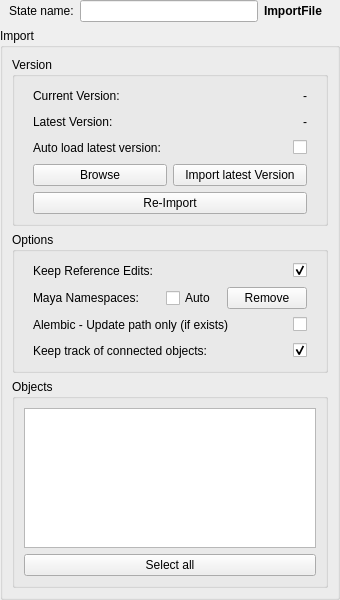
First picture: the form in Fusion/Scripts/StateManagerNodes/StateUserInterfaces/fus_Legacy3D_Import.ui, repository Animatect/Prism2_PluginFusion, before the edit.
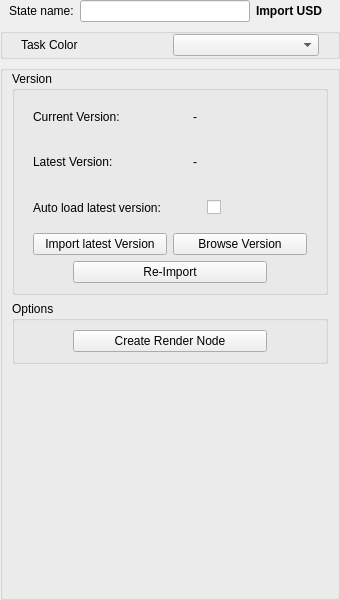
Second picture: the form after the edit.

Commit message: Main implementation for the new streamlined UI for the state which matches other import states

```diff
--- a/Fusion/Scripts/StateManagerNodes/StateUserInterfaces/fus_Legacy3D_Import.ui
+++ b/Fusion/Scripts/StateManagerNodes/StateUserInterfaces/fus_Legacy3D_Import.ui
@@ -73,25 +73,77 @@
          </font>
         </property>
         <property name="text">
-         <string>ImportFile</string>
+         <string>Import USD</string>
         </property>
        </widget>
       </item>
      </layout>
     </widget>
    </item>
+   <item>
+    <widget class="QGroupBox" name="gb_taskColor">
+     <property name="enabled">
+      <bool>true</bool>
+     </property>
+     <property name="alignment">
+      <set>Qt::AlignLeading|Qt::AlignLeft|Qt::AlignVCenter</set>
+     </property>
+     <property name="checkable">
+      <bool>false</bool>
+     </property>
+     <property name="checked">
+      <bool>false</bool>
+     </property>
+     <layout class="QHBoxLayout" name="f_taskColor">
+      <property name="leftMargin">
+       <number>18</number>
+      </property>
+      <property name="topMargin">
+       <number>0</number>
+      </property>
+      <property name="rightMargin">
+       <number>18</number>
+      </property>
+      <property name="bottomMargin">
+       <number>0</number>
+      </property>
+      <item>
+       <widget class="QLabel" name="l_taskColor">
+        <property name="text">
+         <string>Task Color</string>
+        </property>
+       </widget>
+      </item>
+      <item>
+       <widget class="QComboBox" name="cb_taskColor"/>
+      </item>
+     </layout>
+    </widget>
+   </item>
    <item>
     <widget class="QGroupBox" name="gb_import">
      <property name="title">
-      <string>Import</string>
+      <string/>
      </property>
      <layout class="QVBoxLayout" name="verticalLayout_2">
+      <property name="topMargin">
+       <number>0</number>
+      </property>
+      <property name="bottomMargin">
+       <number>9</number>
+      </property>
       <item>
        <widget class="QGroupBox" name="groupBox">
         <property name="title">
          <string>Version</string>
         </property>
         <layout class="QVBoxLayout" name="verticalLayout_3">
+         <property name="topMargin">
+          <number>6</number>
+         </property>
+         <property name="bottomMargin">
+          <number>9</number>
+         </property>
          <item>
           <widget class="QWidget" name="w_currentVersion" native="true">
            <layout class="QHBoxLayout" name="horizontalLayout_5">
@@ -117,7 +169,7 @@
             <item>
              <spacer name="horizontalSpacer">
               <property name="orientation">
-               <enum>Qt::Horizontal</enum>
+               <enum>Qt::Vertical</enum>
               </property>
               <property name="sizeHint" stdset="0">
                <size>
@@ -162,7 +214,7 @@
             <item>
              <spacer name="horizontalSpacer_2">
               <property name="orientation">
-               <enum>Qt::Horizontal</enum>
+               <enum>Qt::Vertical</enum>
               </property>
               <property name="sizeHint" stdset="0">
                <size>
@@ -207,7 +259,7 @@
             <item>
              <spacer name="horizontalSpacer_10">
               <property name="orientation">
-               <enum>Qt::Horizontal</enum>
+               <enum>Qt::Vertical</enum>
               </property>
               <property name="sizeHint" stdset="0">
                <size>
@@ -245,19 +297,6 @@
             <property name="bottomMargin">
              <number>0</number>
             </property>
-            <item>
-             <widget class="QPushButton" name="b_browse">
-              <property name="focusPolicy">
-               <enum>Qt::NoFocus</enum>
-              </property>
-              <property name="contextMenuPolicy">
-               <enum>Qt::CustomContextMenu</enum>
-              </property>
-              <property name="text">
-               <string>Browse</string>
-              </property>
-             </widget>
-            </item>
             <item>
              <widget class="QPushButton" name="b_importLatest">
               <property name="minimumSize">
@@ -280,6 +319,19 @@
               </property>
              </widget>
             </item>
+            <item>
+             <widget class="QPushButton" name="b_browse">
+              <property name="focusPolicy">
+               <enum>Qt::NoFocus</enum>
+              </property>
+              <property name="contextMenuPolicy">
+               <enum>Qt::NoContextMenu</enum>
+              </property>
+              <property name="text">
+               <string>Browse Version</string>
+              </property>
+             </widget>
+            </item>
            </layout>
           </widget>
          </item>
@@ -292,6 +344,22 @@
             <property name="bottomMargin">
              <number>0</number>
             </property>
+            <item>
+             <spacer name="horizontalSpacer_6">
+              <property name="orientation">
+               <enum>Qt::Horizontal</enum>
+              </property>
+              <property name="sizeType">
+               <enum>QSizePolicy::Fixed</enum>
+              </property>
+              <property name="sizeHint" stdset="0">
+               <size>
+                <width>40</width>
+                <height>20</height>
+               </size>
+              </property>
+             </spacer>
+            </item>
             <item>
              <widget class="QPushButton" name="b_import">
               <property name="focusPolicy">
@@ -302,6 +370,22 @@
               </property>
              </widget>
             </item>
+            <item>
+             <spacer name="horizontalSpacer_5">
+              <property name="orientation">
+               <enum>Qt::Horizontal</enum>
+              </property>
+              <property name="sizeType">
+               <enum>QSizePolicy::Fixed</enum>
+              </property>
+              <property name="sizeHint" stdset="0">
+               <size>
+                <width>40</width>
+                <height>20</height>
+               </size>
+              </property>
+             </spacer>
+            </item>
            </layout>
           </widget>
          </item>
@@ -330,84 +414,6 @@
              <number>0</number>
             </property>
             <item>
-             <widget class="QLabel" name="l_keepRefEdits">
-              <property name="text">
-               <string>Keep Reference Edits:</string>
-              </property>
-             </widget>
-            </item>
-            <item>
-             <spacer name="horizontalSpacer_5">
-              <property name="orientation">
-               <enum>Qt::Horizontal</enum>
-              </property>
-              <property name="sizeHint" stdset="0">
-               <size>
-                <width>40</width>
-                <height>20</height>
-               </size>
-              </property>
-             </spacer>
-            </item>
-            <item>
-             <widget class="QCheckBox" name="chb_keepRefEdits">
-              <property name="text">
-               <string/>
-              </property>
-              <property name="checked">
-               <bool>true</bool>
-              </property>
-             </widget>
-            </item>
-           </layout>
-          </widget>
-         </item>
-         <item>
-          <widget class="QWidget" name="f_nameSpaces" native="true">
-           <layout class="QHBoxLayout" name="horizontalLayout_12">
-            <property name="leftMargin">
-             <number>9</number>
-            </property>
-            <property name="topMargin">
-             <number>0</number>
-            </property>
-            <property name="rightMargin">
-             <number>9</number>
-            </property>
-            <property name="bottomMargin">
-             <number>0</number>
-            </property>
-            <item>
-             <widget class="QLabel" name="l_keepRefEdits_2">
-              <property name="text">
-               <string>Maya Namespaces:</string>
-              </property>
-             </widget>
-            </item>
-            <item>
-             <spacer name="horizontalSpacer_7">
-              <property name="orientation">
-               <enum>Qt::Horizontal</enum>
-              </property>
-              <property name="sizeHint" stdset="0">
-               <size>
-                <width>40</width>
-                <height>20</height>
-               </size>
-              </property>
-             </spacer>
-            </item>
-            <item>
-             <widget class="QCheckBox" name="chb_autoNameSpaces">
-              <property name="text">
-               <string>Auto</string>
-              </property>
-              <property name="checked">
-               <bool>false</bool>
-              </property>
-             </widget>
-            </item>
-            <item>
              <spacer name="horizontalSpacer_3">
               <property name="orientation">
                <enum>Qt::Horizontal</enum>
@@ -417,54 +423,6 @@
               </property>
               <property name="sizeHint" stdset="0">
                <size>
-                <width>5</width>
-                <height>20</height>
-               </size>
-              </property>
-             </spacer>
-            </item>
-            <item>
-             <widget class="QPushButton" name="b_nameSpaces">
-              <property name="focusPolicy">
-               <enum>Qt::NoFocus</enum>
-              </property>
-              <property name="text">
-               <string>Remove</string>
-              </property>
-             </widget>
-            </item>
-           </layout>
-          </widget>
-         </item>
-         <item>
-          <widget class="QWidget" name="f_abcPath" native="true">
-           <layout class="QHBoxLayout" name="horizontalLayout_11">
-            <property name="leftMargin">
-             <number>9</number>
-            </property>
-            <property name="topMargin">
-             <number>0</number>
-            </property>
-            <property name="rightMargin">
-             <number>9</number>
-            </property>
-            <property name="bottomMargin">
-             <number>0</number>
-            </property>
-            <item>
-             <widget class="QLabel" name="l_abcPath">
-              <property name="text">
-               <string>Alembic - Update path only (if exists)</string>
-              </property>
-             </widget>
-            </item>
-            <item>
-             <spacer name="horizontalSpacer_6">
-              <property name="orientation">
-               <enum>Qt::Horizontal</enum>
-              </property>
-              <property name="sizeHint" stdset="0">
-               <size>
                 <width>40</width>
                 <height>20</height>
                </size>
@@ -472,42 +430,20 @@
              </spacer>
             </item>
             <item>
-             <widget class="QCheckBox" name="chb_abcPath">
+             <widget class="QPushButton" name="b_createRenderNode">
               <property name="text">
-               <string/>
+               <string>Create Render Node</string>
               </property>
              </widget>
             </item>
-           </layout>
-          </widget>
-         </item>
-         <item>
-          <widget class="QWidget" name="w_trackObjects" native="true">
-           <layout class="QHBoxLayout" name="horizontalLayout_9">
-            <property name="leftMargin">
-             <number>9</number>
-            </property>
-            <property name="topMargin">
-             <number>0</number>
-            </property>
-            <property name="rightMargin">
-             <number>9</number>
-            </property>
-            <property name="bottomMargin">
-             <number>0</number>
-            </property>
             <item>
-             <widget class="QLabel" name="l_trackObjects">
-              <property name="text">
-               <string>Keep track of connected objects:</string>
-              </property>
-             </widget>
-            </item>
-            <item>
-             <spacer name="horizontalSpacer_9">
+             <spacer name="horizontalSpacer_4">
               <property name="orientation">
                <enum>Qt::Horizontal</enum>
               </property>
+              <property name="sizeType">
+               <enum>QSizePolicy::Fixed</enum>
+              </property>
               <property name="sizeHint" stdset="0">
                <size>
                 <width>40</width>
@@ -516,16 +452,6 @@
               </property>
              </spacer>
             </item>
-            <item>
-             <widget class="QCheckBox" name="chb_trackObjects">
-              <property name="text">
-               <string/>
-              </property>
-              <property name="checked">
-               <bool>true</bool>
-              </property>
-             </widget>
-            </item>
            </layout>
           </widget>
          </item>
@@ -533,45 +459,17 @@
        </widget>
       </item>
       <item>
-       <widget class="QGroupBox" name="gb_objects">
-        <property name="title">
-         <string>Objects</string>
+       <spacer name="verticalSpacer">
+        <property name="orientation">
+         <enum>Qt::Vertical</enum>
         </property>
-        <layout class="QVBoxLayout" name="verticalLayout_4">
-         <property name="leftMargin">
-          <number>9</number>
-         </property>
-         <property name="topMargin">
-          <number>9</number>
-         </property>
-         <property name="rightMargin">
-          <number>9</number>
-         </property>
-         <property name="bottomMargin">
-          <number>9</number>
-         </property>
-         <item>
-          <widget class="QListWidget" name="lw_objects">
-           <property name="selectionMode">
-            <enum>QAbstractItemView::ExtendedSelection</enum>
-           </property>
-           <property name="verticalScrollMode">
-            <enum>QAbstractItemView::ScrollPerPixel</enum>
-           </property>
-           <property name="horizontalScrollMode">
-            <enum>QAbstractItemView::ScrollPerPixel</enum>
-           </property>
-          </widget>
-         </item>
-         <item>
-          <widget class="QPushButton" name="b_selectAll">
-           <property name="text">
-            <string>Select all</string>
-           </property>
-          </widget>
-         </item>
-        </layout>
-       </widget>
+        <property name="sizeHint" stdset="0">
+         <size>
+          <width>20</width>
+          <height>40</height>
+         </size>
+        </property>
+       </spacer>
       </item>
      </layout>
     </widget>
```
Left out of the diff: 10 changed lines with no effect on the pictures. The commit also changes 5 other files.
